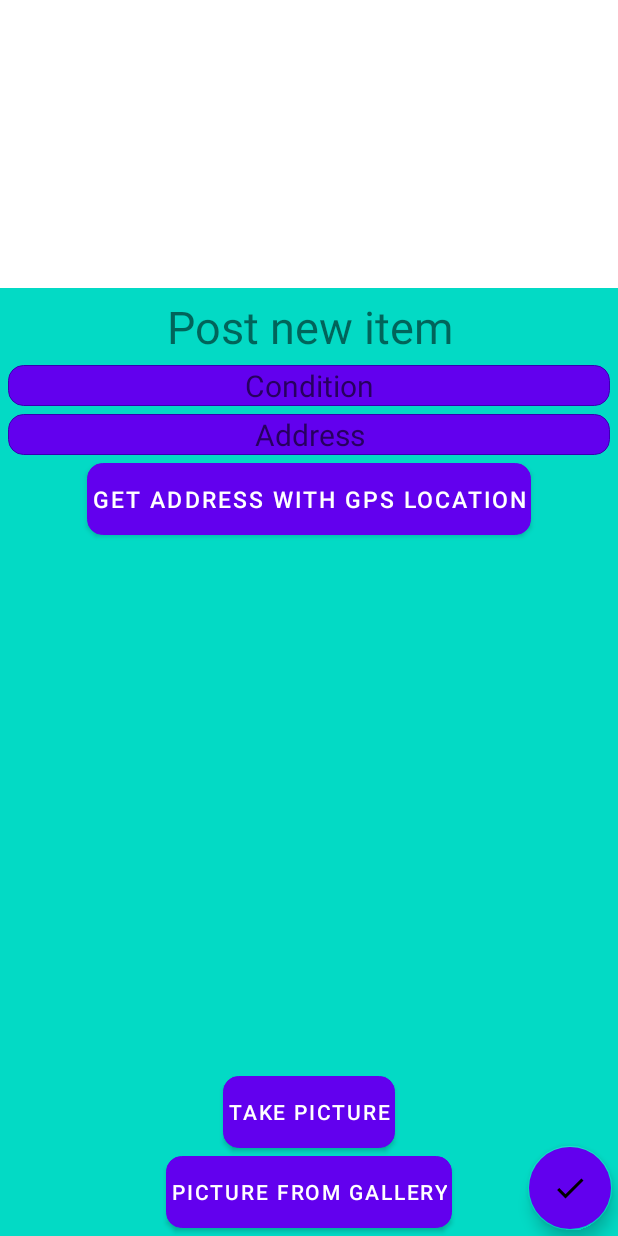
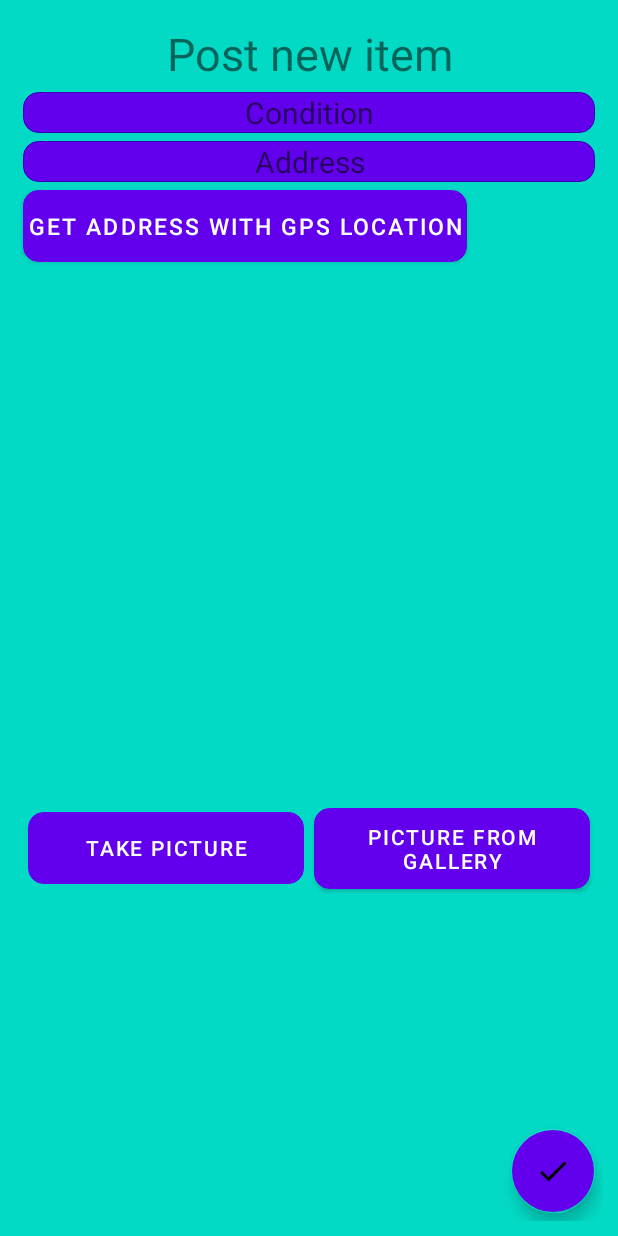
Before and after one commit to Shlomixg/Thanks4Giving, an Android app: the fragment newPostFragment shown on its own in the app's theme, on a phone screen of 412 x 824 dp. Run offline under Robolectric (Android 15) with nearby library versions, the phone set to English and light mode, and no system bars.

Commit message:
fix new post layout

```diff
--- a/app/src/main/res/layout/new_post_layout.xml
+++ b/app/src/main/res/layout/new_post_layout.xml
@@ -1,120 +1,120 @@
 <?xml version="1.0" encoding="utf-8"?>
-<RelativeLayout
-    xmlns:android="http://schemas.android.com/apk/res/android"
+<androidx.constraintlayout.widget.ConstraintLayout xmlns:android="http://schemas.android.com/apk/res/android"
     xmlns:app="http://schemas.android.com/apk/res-auto"
-    android:layout_width="wrap_content"
-    android:layout_height="wrap_content"
-    android:orientation="vertical"
-    android:layout_gravity="bottom"
+    android:layout_width="match_parent"
+    android:layout_height="match_parent"
+    android:padding="10dp"
     android:background="@color/colorAccent">
 
     <TextView
+        android:id="@+id/title"
         android:layout_width="match_parent"
         android:layout_height="wrap_content"
         android:layout_margin="5dp"
         android:gravity="center"
+        android:text="Post new item"
         android:textSize="30sp"
-        android:id="@+id/title"
-        android:text="Post new item"/>
+        app:layout_constraintStart_toStartOf="parent"
+        app:layout_constraintTop_toTopOf="parent" />
 
     <EditText
+        android:id="@+id/condition_editText"
         android:layout_width="match_parent"
         android:layout_height="wrap_content"
+        android:layout_margin="5dp"
+        android:background="@drawable/bg"
+        android:gravity="center"
+        android:hint="Condition"
+        android:textColor="@color/colorWhite"
         android:textSize="20sp"
-        android:background="@drawable/bg"
-        android:layout_marginEnd="5dp"
-        android:layout_marginStart="5dp"
-        android:textColor="@color/colorWhite"
-        android:layout_below="@id/title"
-        android:id="@+id/condition_editText"
-        android:gravity="center"
-        android:hint="Condition"/>
+        app:layout_constraintStart_toStartOf="parent"
+        app:layout_constraintTop_toBottomOf="@id/title" />
 
     <EditText
+        android:id="@+id/address_editText"
         android:layout_width="match_parent"
         android:layout_height="wrap_content"
+        android:layout_margin="5dp"
+        android:background="@drawable/bg"
+        android:gravity="center"
+        android:hint="Address"
+        android:textColor="@color/colorWhite"
         android:textSize="20sp"
-        android:background="@drawable/bg"
-        android:layout_below="@id/condition_editText"
-        android:textColor="@color/colorWhite"
-        android:id="@+id/address_editText"
-        android:gravity="center"
-        android:layout_margin="5dp"
-        android:hint="Address"/>
+        app:layout_constraintStart_toStartOf="parent"
+        app:layout_constraintTop_toBottomOf="@id/condition_editText" />
 
     <Button
+        android:id="@+id/gpsLocation_btn"
         android:layout_width="wrap_content"
         android:layout_height="wrap_content"
-        android:id="@+id/gpsLocation_btn"
+        android:layout_margin="5dp"
+        android:layout_centerHorizontal="true"
         android:background="@drawable/bg"
-        android:layout_below="@+id/address_editText"
+        android:padding="3dp"
         android:text="Get Address with GPS location"
+        android:textColor="@color/colorWhite"
         android:textSize="15sp"
-        android:padding="3dp"
-        android:textColor="@color/colorWhite"
-        android:layout_centerHorizontal="true"/>
+        app:layout_constraintStart_toStartOf="parent"
+        app:layout_constraintTop_toBottomOf="@id/address_editText"/>
+
+    <ImageView
+        android:id="@+id/newPostImage"
+        android:layout_width="300dp"
+        android:layout_height="350dp"
+        android:layout_margin="5dp"
+        android:scaleType="centerCrop"
+        app:layout_constraintTop_toBottomOf="@id/gpsLocation_btn"
+        app:layout_constraintStart_toStartOf="parent"
+        app:layout_constraintEnd_toEndOf="parent"
+        app:layout_constraintBottom_toTopOf="@id/picBtnsLayout"
+        android:contentDescription="Item Photo"
+        />
 
     <LinearLayout
+        android:id="@+id/picBtnsLayout"
         android:layout_width="match_parent"
         android:layout_height="wrap_content"
+        android:layout_margin="5dp"
+        android:orientation="horizontal"
         android:gravity="center"
-        android:id="@+id/image_layout"
-        android:layout_margin="5dp"
-        android:layout_below="@id/gpsLocation_btn">
+        app:layout_constraintStart_toStartOf="parent"
+        app:layout_constraintTop_toBottomOf="@id/newPostImage"
+        >
 
-        <ImageView
-            android:layout_width="300dp"
-            android:layout_height="350dp"
-            android:id="@+id/newPostImage"
-            android:scaleType="centerCrop"/>
+        <Button
+            android:id="@+id/pic_btn"
+            android:layout_width="0dp"
+            android:layout_height="wrap_content"
+            android:layout_weight="1"
+            android:layout_margin="3dp"
+            android:padding="3dp"
+            android:background="@drawable/bg"
+            android:text="Take Picture"
+            android:textColor="@color/colorWhite"
+            />
+
+        <Button
+            android:id="@+id/gallery_btn"
+            android:layout_width="0dp"
+            android:layout_height="wrap_content"
+            android:layout_weight="1"
+            android:layout_margin="3dp"
+            android:padding="3dp"
+            android:background="@drawable/bg"
+            android:text="Picture from gallery"
+            android:textColor="@color/colorWhite"
+            />
 
     </LinearLayout>
 
-    <androidx.constraintlayout.widget.ConstraintLayout
-        android:layout_width="match_parent"
+    <com.google.android.material.floatingactionbutton.FloatingActionButton
+        android:id="@+id/confirm_btn"
+        android:layout_width="wrap_content"
         android:layout_height="wrap_content"
-        android:id="@+id/picBtnsLayout"
-        android:layout_below="@+id/image_layout"
-        android:gravity="center"
-        android:orientation="vertical">
+        android:layout_margin="5dp"
+        android:backgroundTint="@color/colorPrimary"
+        android:src="@drawable/ic_baseline_check_24"
+        app:layout_constraintBottom_toBottomOf="parent"
+        app:layout_constraintEnd_toEndOf="parent" />
 
-        <Button
-            android:layout_width="wrap_content"
-            android:layout_height="wrap_content"
-            android:background="@drawable/bg"
-            app:layout_constraintStart_toStartOf="parent"
-            app:layout_constraintEnd_toEndOf="parent"
-            app:layout_constraintBottom_toBottomOf="parent"
-            app:layout_constraintBottom_toTopOf="@id/gallery_btn"
-            android:text="Take Picture"
-            android:padding="3dp"
-            android:textColor="@color/colorWhite"
-            android:layout_margin="5dp"
-            android:id="@+id/pic_btn"/>
-
-        <Button
-            android:padding="3dp"
-            android:background="@drawable/bg"
-            android:layout_width="wrap_content"
-            android:layout_height="wrap_content"
-            android:layout_marginBottom="5dp"
-            app:layout_constraintStart_toStartOf="parent"
-            app:layout_constraintEnd_toEndOf="parent"
-            app:layout_constraintBottom_toBottomOf="parent"
-            android:text="Picture from gallery"
-            android:textColor="@color/colorWhite"
-            android:id="@+id/gallery_btn"/>
-
-        <com.google.android.material.floatingactionbutton.FloatingActionButton
-            android:layout_width="wrap_content"
-            android:backgroundTint="@color/colorPrimary"
-            android:layout_height="wrap_content"
-            app:layout_constraintBottom_toBottomOf="parent"
-            app:layout_constraintEnd_toEndOf="parent"
-            android:layout_margin="4dp"
-            android:src="@drawable/ic_baseline_check_24"
-            android:id="@+id/confirm_btn"/>
-
-    </androidx.constraintlayout.widget.ConstraintLayout>
-
-</RelativeLayout>
+</androidx.constraintlayout.widget.ConstraintLayout>
```
Also changed, not shown: app/src/main/java/com/tsk/thanks4giving/MainActivity.java (+10 -7 lines).
